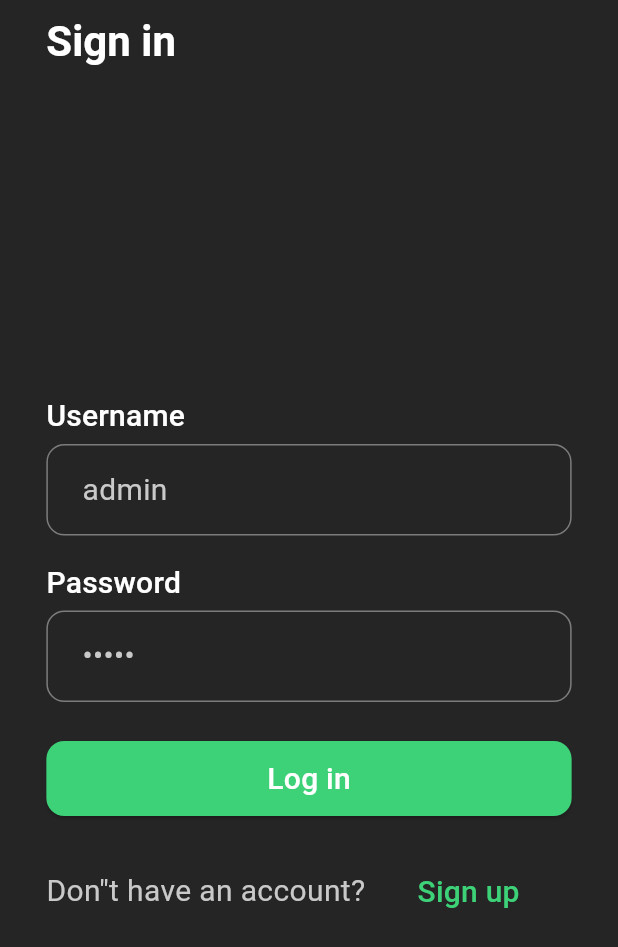
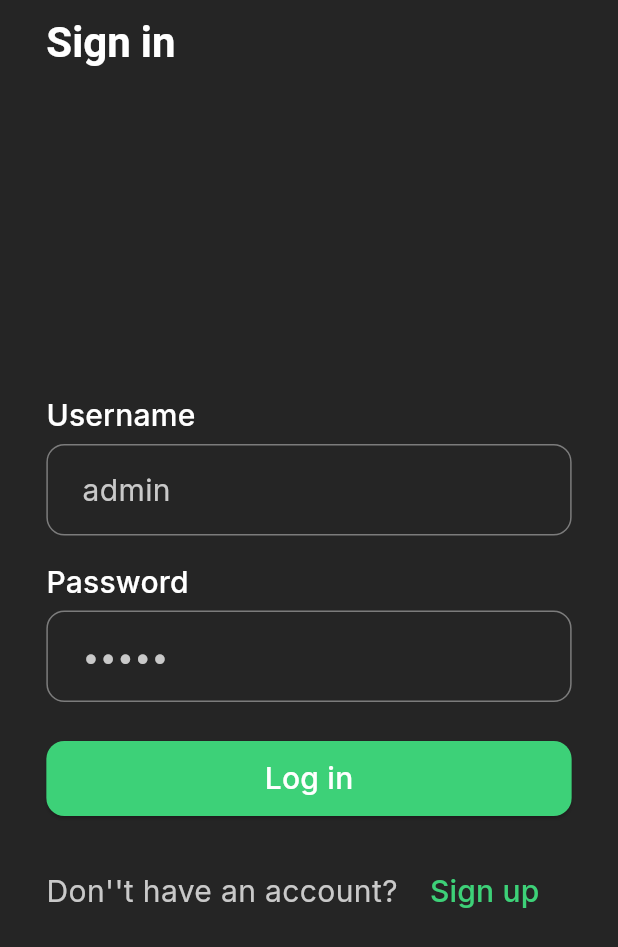
Before and after one commit to urban-potato/notes-app-mobile-flutter, a Flutter app: the screen it shows after launch, on a phone screen of 412 x 824 dp. Shown: the top 947 px of the screen. Run offline on Flutter 3.47's test engine with Material 3 defaults, Android fonts, the phone set to English and light mode, and no system bars; our stand-ins replace auto_route, dio, equatable, flutter_bloc, get_it, google_fonts and 1 more; missing offline and left inert: talker_bloc_logger, talker_dio_logger; statements that could not run were skipped.

Commit message:
Add Google fonts, Assets (svg), Spider

```diff
--- /dev/null
+++ b/devtools_options.yaml
@@ -0,0 +1 @@
+extensions:
--- a/lib/main.dart
+++ b/lib/main.dart
@@ -4,6 +4,7 @@ import 'package:dio/dio.dart';
 import 'package:flutter/material.dart';
 import 'package:flutter_bloc/flutter_bloc.dart';
 import 'package:get_it/get_it.dart';
+import 'package:google_fonts/google_fonts.dart';
 import 'package:notes_app/notes_app.dart';
 import 'package:talker_bloc_logger/talker_bloc_logger.dart';
 import 'package:talker_dio_logger/talker_dio_logger.dart';
@@ -11,6 +12,8 @@ import 'package:talker_flutter/talker_flutter.dart';
 
 void main() {
   runZonedGuarded(() async {
+    GoogleFonts.config.allowRuntimeFetching = false;
+
     final Dio dio = Dio();
     final talker = TalkerFlutter.init();
 
--- /dev/null
+++ b/lib/resources/resources.dart
@@ -0,0 +1 @@
+part 'svgs.dart';
--- a/lib/theme/theme.dart
+++ b/lib/theme/theme.dart
@@ -1,7 +1,9 @@
 import 'package:flutter/material.dart';
+import 'package:google_fonts/google_fonts.dart';
 import 'package:notes_app/constants/constants.dart';
 
 final darkTheme = ThemeData(
+  fontFamily: GoogleFonts.inter().fontFamily,
   colorScheme: ColorScheme.fromSeed(seedColor: AppColors.mainGreen),
   useMaterial3: true,
   scaffoldBackgroundColor: AppColors.mainDark,
@@ -16,14 +18,14 @@ final darkTheme = ThemeData(
       color: AppColors.mainTextDark,
       fontWeight: FontWeight.w700,
       fontSize: 28,
-      )),
+    ),
+    iconTheme: IconThemeData(color: AppColors.secondaryTextDark),
+  ),
   listTileTheme: ListTileThemeData(
     iconColor: AppColors.secondaryTextDark,
   ),
-  // buttonTheme: ButtonThemeData(
-  //   textTheme: ButtonTextTheme.normal,
-  // ),
-  textTheme: TextTheme(
+  textTheme: GoogleFonts.interTextTheme(
+    TextTheme(
       titleLarge: TextStyle(
         color: AppColors.mainTextDark,
         fontWeight: FontWeight.w500,
@@ -39,10 +41,17 @@ final darkTheme = ThemeData(
         fontWeight: FontWeight.w500,
         fontSize: 16,
       ),
+      bodyLarge: TextStyle(
+        fontFamily: GoogleFonts.inter().fontFamily,
+        color: AppColors.mainTextDark,
+        fontWeight: FontWeight.w700,
+        fontSize: 32,
+      ),
       bodyMedium: TextStyle(
         color: AppColors.thirdTextDark,
         fontWeight: FontWeight.w400,
         fontSize: 20,
       ),
     ),
+  ),
 );
--- a/pubspec.yaml
+++ b/pubspec.yaml
@@ -22,6 +22,8 @@ dependencies:
   talker_bloc_logger: ^4.1.3
   json_annotation: ^4.8.1
   auto_route: ^8.0.3
+  flutter_svg: ^2.0.10+1
+  google_fonts: ^6.2.1
 
 dev_dependencies:
   flutter_test:
@@ -33,6 +35,9 @@ dev_dependencies:
 
 flutter:
   uses-material-design: true
+  assets:
+    - assets/svg/
+    - assets/fonts/
 
 flutter_intl:
   enabled: true
```
Also changed, not shown: lib/resources/svgs.dart (added, +7 -0 lines), spider.yaml (added, +38 -0 lines), assets/fonts/Inter-Regular.ttf (added), assets/svg/woman_pointing.svg (added), pubspec.lock. Lines whose indentation alone changed are shown as unchanged.
